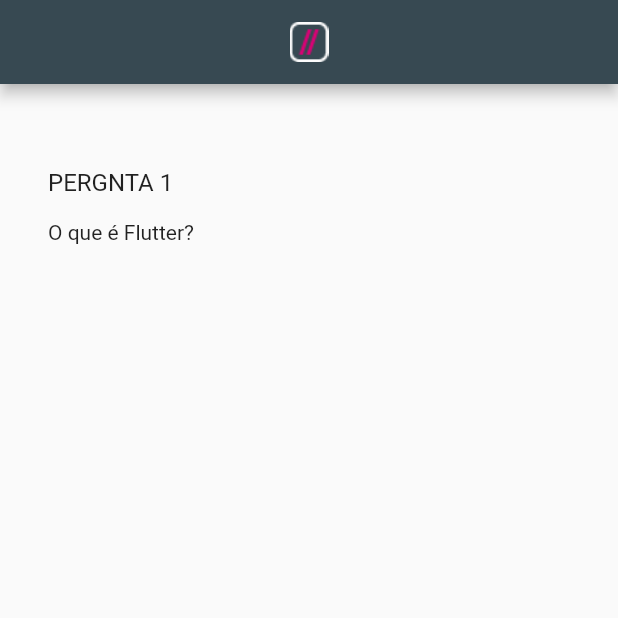
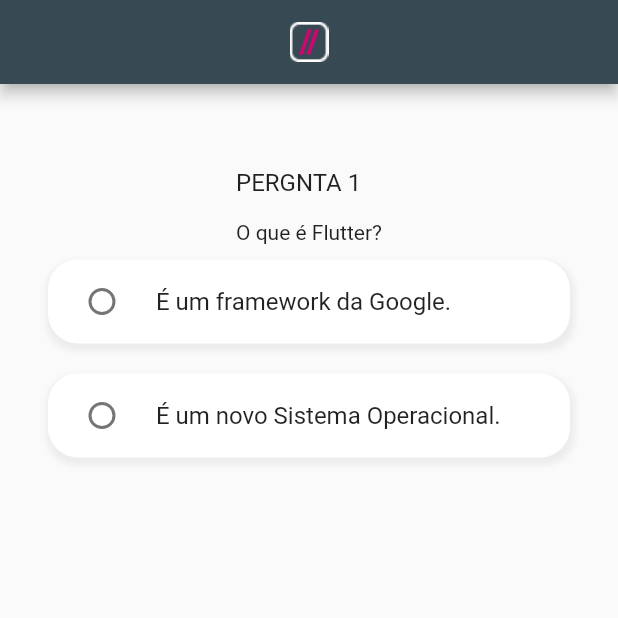
Before and after one commit to HerbertNordson/imersao_flutter, a Flutter app: the TriviaScreen screen opened directly, on a phone screen of 412 x 824 dp, the top half of it. Run offline on Flutter 3.47's test engine with Material 2 defaults, Android fonts, the phone set to English and light mode, and no system bars.

Commit message:
Includes: Foi inserido no APP a stado de resposta

```diff
--- a/lib/trivia_screen.dart
+++ b/lib/trivia_screen.dart
@@ -6,6 +6,8 @@ class TriviaScreen extends StatefulWidget {
 }
 
 class _TriviaScreenState extends State<TriviaScreen> {
+  int answer = 0;
+
   @override
   Widget build(BuildContext context) {
     return Scaffold(
@@ -24,10 +26,72 @@ class _TriviaScreenState extends State<TriviaScreen> {
             child: Column(
               crossAxisAlignment: CrossAxisAlignment.start,
               children: [
-                Text('PERGNTA 1', style: TextStyle(fontSize: 16,),),
-                SizedBox(height: 16,),
+                Text(
+                  'PERGNTA 1',
+                  style: TextStyle(
+                    fontSize: 16,
+                  ),
+                ),
+                SizedBox(
+                  height: 16,
+                ),
                 Text('O que é Flutter?'),
-              ],),
+              ],
+            ),
+          ),
+          Expanded(
+            child: ListView(
+              children: [
+                Container(
+                  margin: EdgeInsets.fromLTRB(32, 10, 32, 10),
+                  decoration: BoxDecoration(
+                    color: Colors.white,
+                    borderRadius: BorderRadius.circular(20),
+                    boxShadow: [
+                      BoxShadow(
+                        color: Colors.grey.withOpacity(0.15),
+                        spreadRadius: 2,
+                        blurRadius: 3,
+                        offset: Offset(1, 3),
+                      ),
+                    ],
+                  ),
+                  child: RadioListTile(
+                      value: 1,
+                      groupValue: answer,
+                      title: Text('É um framework da Google.'),
+                      onChanged: (int value) {
+                        setState(() {
+                          answer = value;
+                        });
+                      }),
+                ),
+                Container(
+                  margin: EdgeInsets.fromLTRB(32, 10, 32, 10),
+                  decoration: BoxDecoration(
+                    color: Colors.white,
+                    borderRadius: BorderRadius.circular(20),
+                    boxShadow: [
+                      BoxShadow(
+                        color: Colors.grey.withOpacity(0.15),
+                        spreadRadius: 2,
+                        blurRadius: 3,
+                        offset: Offset(1, 3),
+                      ),
+                    ],
+                  ),
+                  child: RadioListTile(
+                      value: 2,
+                      groupValue: answer,
+                      title: Text('É um novo Sistema Operacional.'),
+                      onChanged: (int value) {
+                        setState(() {
+                          answer = value;
+                        });
+                      }),
+                ),
+              ],
+            ),
           ),
         ],
       ),
```
